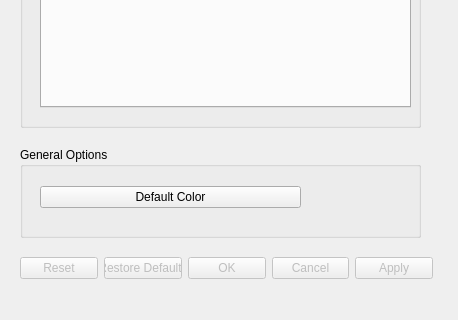
Qt form src/Interface/Modules/Visualization/ShowField.ui (SCIInstitute/SCIRun) before a commit; both pictures show x 0 to 458 and y 473 to 793 of the 458 by 793 pixel window.
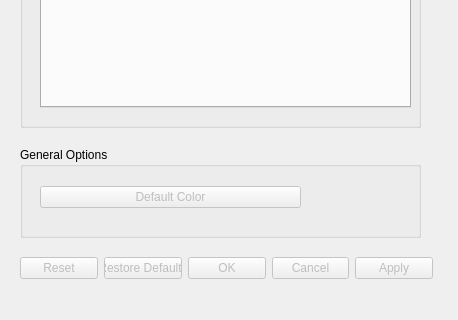
The same form after that commit.

Commit message: Disable non-functional widgets. Closes #265

Patch:
```diff
--- a/src/Interface/Modules/Visualization/ShowField.ui
+++ b/src/Interface/Modules/Visualization/ShowField.ui
@@ -509,7 +509,7 @@
      <item>
       <widget class="QPushButton" name="defaultMeshColorButton_">
        <property name="enabled">
-        <bool>true</bool>
+        <bool>false</bool>
        </property>
        <property name="text">
         <string>Default Color</string>
```
The commit also changes 1 other file.
